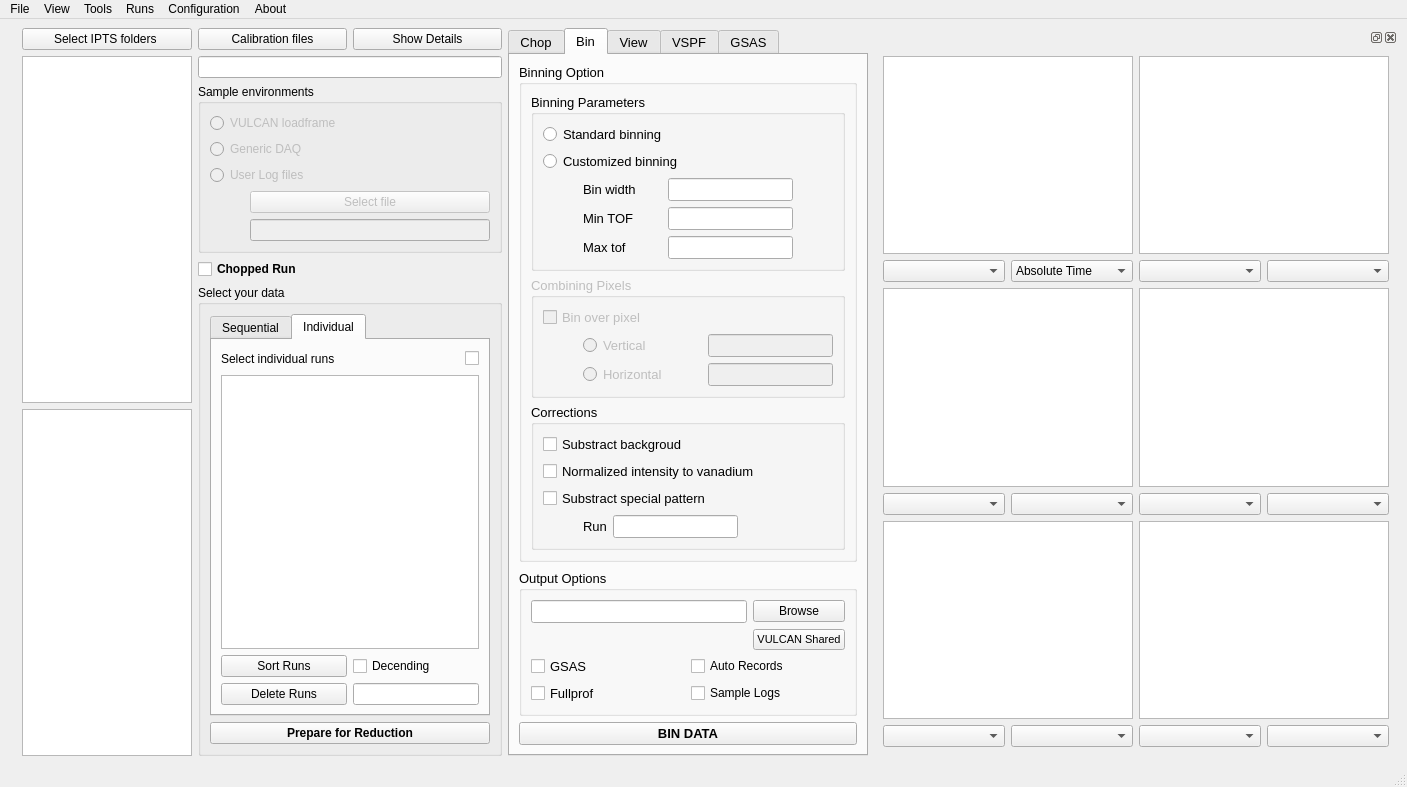
Old version of the form src/interface/gui/ui_VdrivePlot.ui in the repository neutrons/PyVDrive.
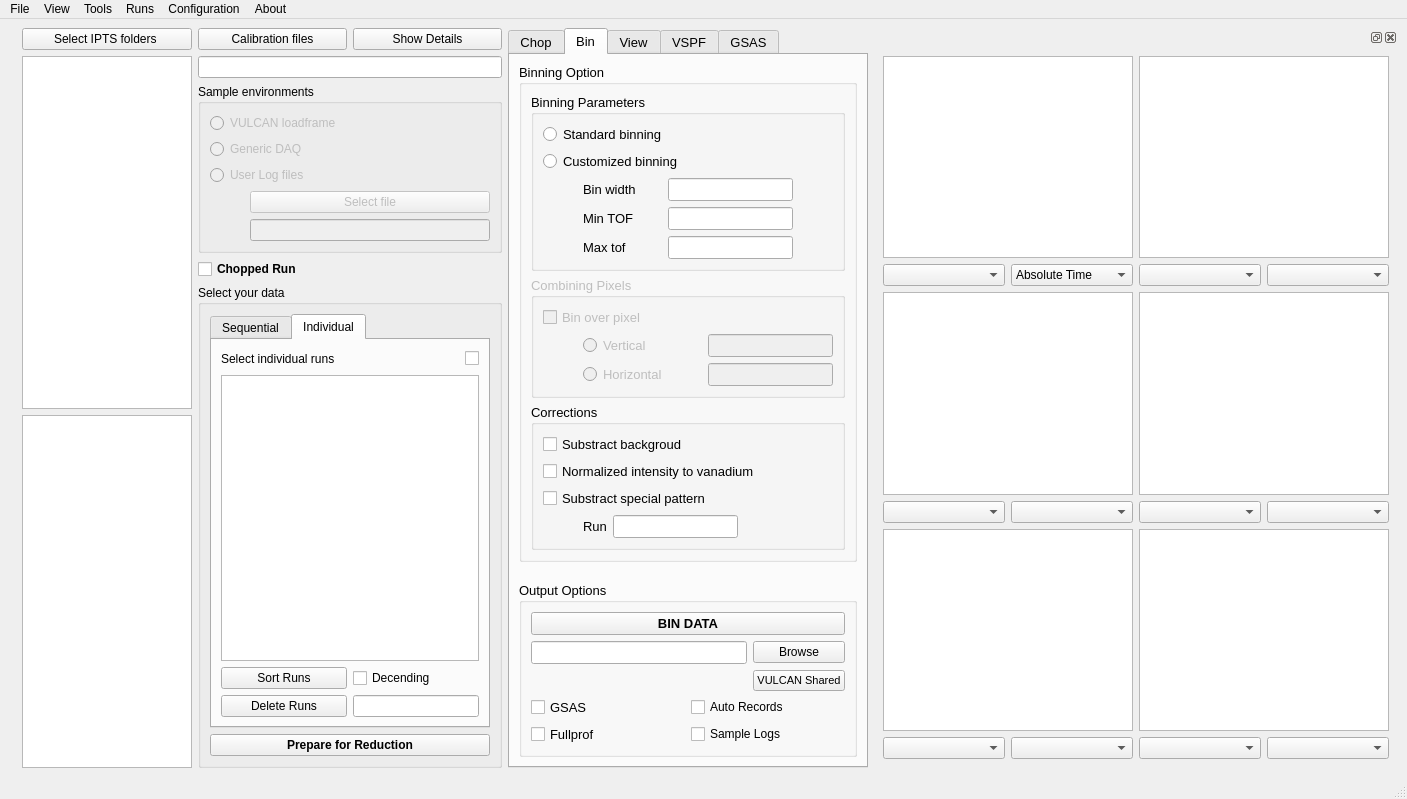
New version of the form. The open tabs and pages were chosen to show the change. Custom widgets are drawn as their Qt base class.

Commit message: Refs #55. Checkpointing progress on reduce data from UI.

Diff of the .ui file:
```diff
--- a/src/interface/gui/ui_VdrivePlot.ui
+++ b/src/interface/gui/ui_VdrivePlot.ui
@@ -7,7 +7,7 @@
     <x>0</x>
     <y>0</y>
     <width>1407</width>
-    <height>762</height>
+    <height>799</height>
    </rect>
   </property>
   <property name="windowTitle">
@@ -1085,19 +1085,6 @@
         <string>Bin</string>
        </attribute>
        <layout class="QGridLayout" name="gridLayout_9">
-        <item row="3" column="0">
-         <widget class="QPushButton" name="pushButton_binData">
-          <property name="font">
-           <font>
-            <weight>75</weight>
-            <bold>true</bold>
-           </font>
-          </property>
-          <property name="text">
-           <string>BIN DATA</string>
-          </property>
-         </widget>
-        </item>
         <item row="0" column="0">
          <widget class="QGroupBox" name="groupBox_10">
           <property name="title">
@@ -1419,6 +1406,19 @@
            <string>Output Options</string>
           </property>
           <layout class="QVBoxLayout" name="verticalLayout_8">
+           <item>
+            <widget class="QPushButton" name="pushButton_binData">
+             <property name="font">
+              <font>
+               <weight>75</weight>
+               <bold>true</bold>
+              </font>
+             </property>
+             <property name="text">
+              <string>BIN DATA</string>
+             </property>
+            </widget>
+           </item>
            <item>
             <layout class="QGridLayout" name="gridLayout_27">
              <item row="1" column="1">
```
Left out of the diff: 11 changed lines with no effect on the pictures. The commit also changes 2 other files.
